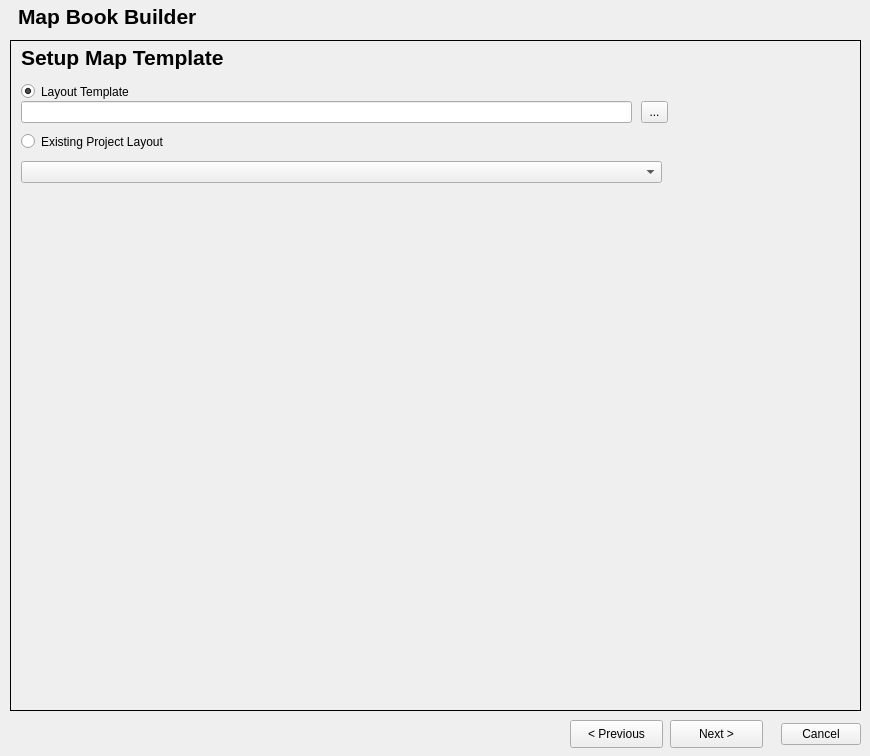
The window that mbb_core_dialog_base.ui (anthony-cooper/mbb-qgis-plugin) describes before a commit, drawn with Qt 5.
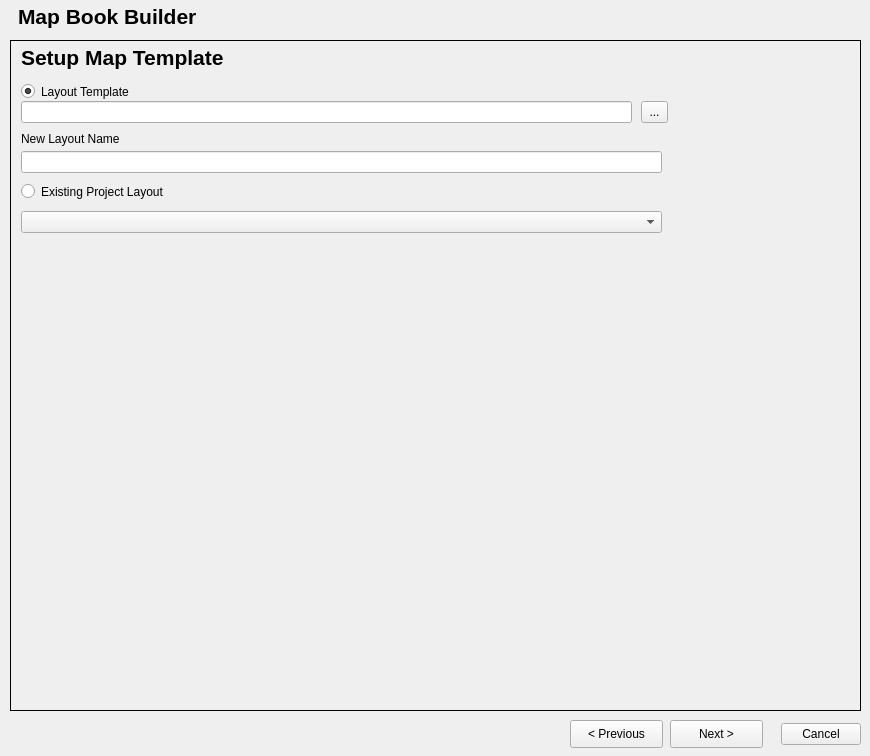
The same window after the commit.

Commit message: Load template if new If based off template load into project at completion If based off template check new name is unique

```diff
--- a/mbb_core_dialog_base.ui
+++ b/mbb_core_dialog_base.ui
@@ -238,7 +238,7 @@
      <property name="geometry">
       <rect>
        <x>10</x>
-       <y>90</y>
+       <y>140</y>
        <width>161</width>
        <height>21</height>
       </rect>
@@ -251,12 +251,35 @@
      <property name="geometry">
       <rect>
        <x>10</x>
-       <y>120</y>
+       <y>170</y>
        <width>641</width>
        <height>22</height>
       </rect>
      </property>
     </widget>
+    <widget class="QLineEdit" name="newLayoutName">
+     <property name="geometry">
+      <rect>
+       <x>10</x>
+       <y>110</y>
+       <width>641</width>
+       <height>22</height>
+      </rect>
+     </property>
+    </widget>
+    <widget class="QLabel" name="label_3">
+     <property name="geometry">
+      <rect>
+       <x>10</x>
+       <y>90</y>
+       <width>111</width>
+       <height>16</height>
+      </rect>
+     </property>
+     <property name="text">
+      <string>New Layout Name</string>
+     </property>
+    </widget>
    </widget>
    <widget class="QWidget" name="Dynamic">
     <widget class="QLabel" name="title_label_5">
```
The commit also changes 1 other file.
